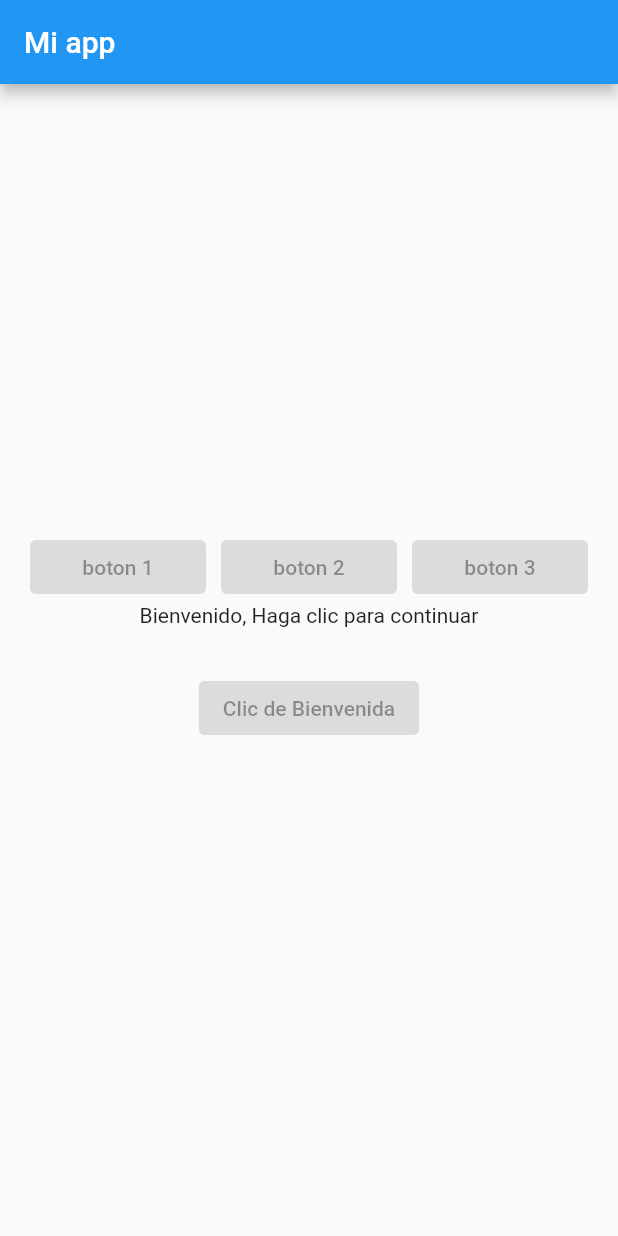
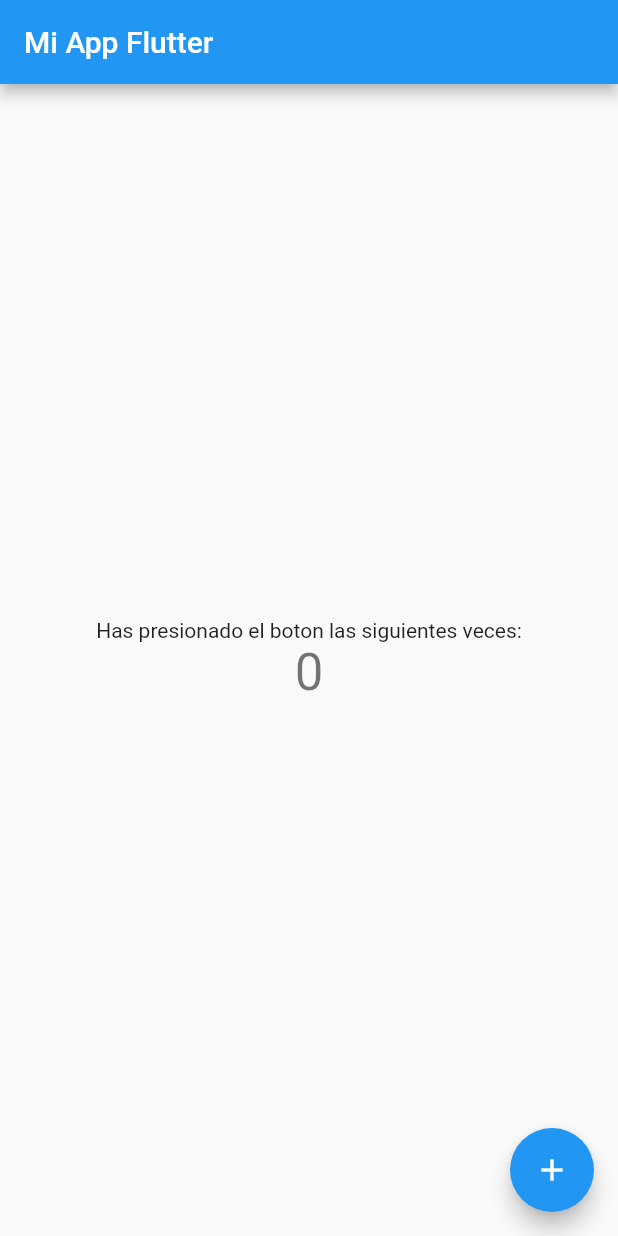
Before and after one commit to vhsanga/victor_app_flutter, a Flutter app: the screen it shows after launch, on a phone screen of 412 x 824 dp. Run offline on Flutter 3.47's test engine with Material 2 defaults, Android fonts, the phone set to English and light mode, and no system bars.

Commit message:
Revertir los cambios del ultimo commit

```diff
--- a/lib/main.dart
+++ b/lib/main.dart
@@ -1,20 +1,116 @@
 import 'package:flutter/material.dart';
 import 'package:victor_app_flutter/screens/home_screen.dart';
-//este es un comentario
+
 void main() {
   runApp(const MyApp());
 }
 
-
 class MyApp extends StatelessWidget {
   const MyApp({super.key});
 
+  // This widget is the root of your application.
   @override
   Widget build(BuildContext context) {
-    return const MaterialApp(
-      debugShowCheckedModeBanner: false,
-      home: HomeScreen()
+    return MaterialApp(
+      title: 'Flutter Demo',
+      theme: ThemeData(
+        // This is the theme of your application.
+        //
+        // Try running your application with "flutter run". You'll see the
+        // application has a blue toolbar. Then, without quitting the app, try
+        // changing the primarySwatch below to Colors.green and then invoke
+        // "hot reload" (press "r" in the console where you ran "flutter run",
+        // or simply save your changes to "hot reload" in a Flutter IDE).
+        // Notice that the counter didn't reset back to zero; the application
+        // is not restarted.
+        primarySwatch: Colors.blue,
+      ),
+      home: const MyHomePage(title: 'Mi App Flutter'),
     );
   }
+}
 
+class MyHomePage extends StatefulWidget {
+  const MyHomePage({super.key, required this.title});
+
+  // This widget is the home page of your application. It is stateful, meaning
+  // that it has a State object (defined below) that contains fields that affect
+  // how it looks.
+
+  // This class is the configuration for the state. It holds the values (in this
+  // case the title) provided by the parent (in this case the App widget) and
+  // used by the build method of the State. Fields in a Widget subclass are
+  // always marked "final".
+
+  final String title;
+
+  @override
+  State<MyHomePage> createState() => _MyHomePageState();
 }
+
+class _MyHomePageState extends State<MyHomePage> {
+  int _counter = 0;
+
+  void _incrementCounter() {
+    setState(() {
+      // This call to setState tells the Flutter framework that something has
+      // changed in this State, which causes it to rerun the build method below
+      // so that the display can reflect the updated values. If we changed
+      // _counter without calling setState(), then the build method would not be
+      // called again, and so nothing would appear to happen.
+      _counter++;
+    });
+  }
+
+  @override
+  Widget build(BuildContext context) {
+    // This method is rerun every time setState is called, for instance as done
+    // by the _incrementCounter method above.
+    //
+    // The Flutter framework has been optimized to make rerunning build methods
+    // fast, so that you can just rebuild anything that needs updating rather
+    // than having to individually change instances of widgets.
+    return Scaffold(
+      appBar: AppBar(
+        // Here we take the value from the MyHomePage object that was created by
+        // the App.build method, and use it to set our appbar title.
+        title: Text(widget.title),
+      ),
+      body: Center(
+        // Center is a layout widget. It takes a single child and positions it
+        // in the middle of the parent.
+        child: Column(
+          // Column is also a layout widget. It takes a list of children and
+          // arranges them vertically. By default, it sizes itself to fit its
+          // children horizontally, and tries to be as tall as its parent.
+          //
+          // Invoke "debug painting" (press "p" in the console, choose the
+          // "Toggle Debug Paint" action from the Flutter Inspector in Android
+          // Studio, or the "Toggle Debug Paint" command in Visual Studio Code)
+          // to see the wireframe for each widget.
+          //
+          // Column has various properties to control how it sizes itself and
+          // how it positions its children. Here we use mainAxisAlignment to
+          // center the children vertically; the main axis here is the vertical
+          // axis because Columns are vertical (the cross axis would be
+          // horizontal).
+          mainAxisAlignment: MainAxisAlignment.center,
+          children: <Widget>[
+            const Text(
+              'Has presionado el boton las siguientes veces:',
+            ),
+            Text(
+              '$_counter',
+              style: Theme.of(context).textTheme.headline4,
+            ),
+          ],
+        ),
+      ),
+      floatingActionButton: FloatingActionButton(
+        onPressed: _incrementCounter,
+        tooltip: 'Increment',
+        child: const Icon(Icons.add),
+      ), // This trailing comma makes auto-formatting nicer for build methods.
+    );
+  }
+}
```
